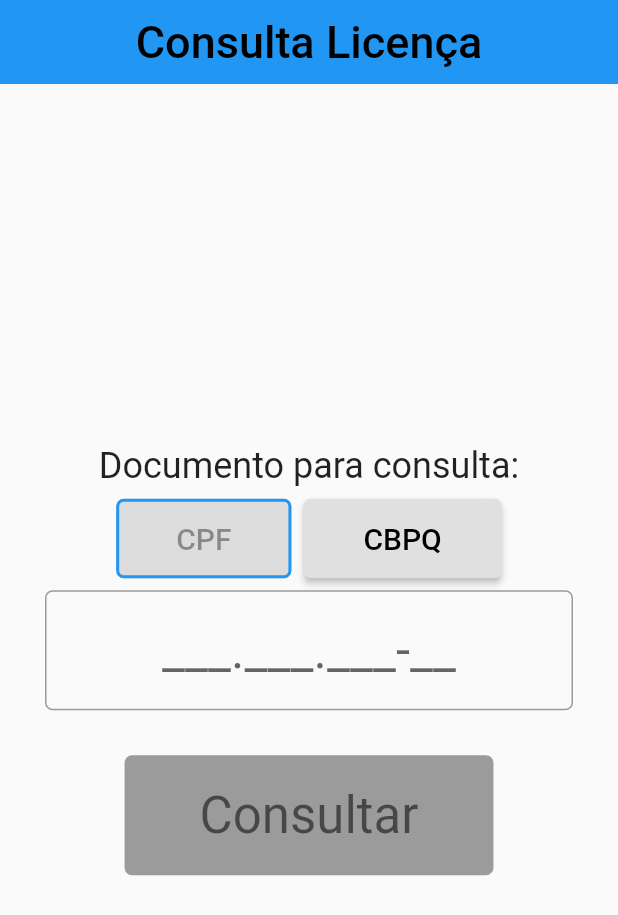
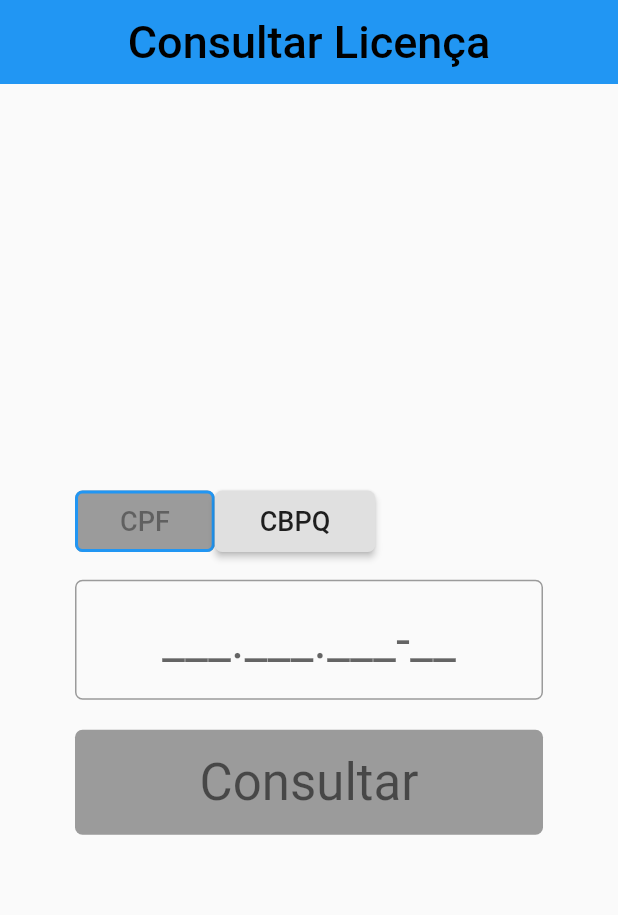
Before and after one commit to epomatti/cbpq-flutter, a Flutter app: the screen it shows after launch, on a phone screen of 412 x 824 dp. Shown: the top 915 px of the screen. Run offline on Flutter 3.47's test engine with Material 2 defaults, Android fonts, the phone set to English and light mode, and no system bars; missing offline and left inert: cpf_cnpj_validator.

Commit message:
alignment

```diff
--- a/lib/screens/consulta_cadastro_form.dart
+++ b/lib/screens/consulta_cadastro_form.dart
@@ -88,11 +88,11 @@ class _ConsultaCadastroState extends State<ConsultaCadastroForm> {
     return RaisedButton(
       child: new Text(
         text,
-        style: TextStyle(fontSize: 20),
+        style: TextStyle(fontSize: 18),
       ),
       padding: EdgeInsets.symmetric(
-        horizontal: 40.0,
-        vertical: 15.0,
+        horizontal: 30.0,
+        vertical: 10.0,
       ),
       shape: new RoundedRectangleBorder(
         borderRadius: new BorderRadius.circular(5.0),
@@ -109,21 +109,16 @@ class _ConsultaCadastroState extends State<ConsultaCadastroForm> {
   }
 
   Widget buildButtonBar() {
-    return Center(
-      child: new ButtonBar(
-        mainAxisSize: MainAxisSize.min,
+    return Row(
       children: <Widget>[
         buildButtonForBar('CPF', DocumentType.cpf, DocumentType.cbpq),
         buildButtonForBar('CBPQ', DocumentType.cbpq, DocumentType.cpf),
       ],
-      ),
     );
   }
 
   Widget buildTextField() {
-    return Padding(
-      padding: EdgeInsets.symmetric(horizontal: 30.0),
-      child: TextField(
+    return TextField(
       style: Theme.of(context).textTheme.display1,
       onChanged: (String text) {
         onChange(text);
@@ -139,7 +134,6 @@ class _ConsultaCadastroState extends State<ConsultaCadastroForm> {
         ),
         errorText: errorMessage != null ? errorMessage : null,
       ),
-      ),
     );
   }
 
@@ -147,8 +141,8 @@ class _ConsultaCadastroState extends State<ConsultaCadastroForm> {
     return RaisedButton(
       onPressed: isButtonDisabled ? null : () => submit(context),
       padding: EdgeInsets.symmetric(
-        horizontal: 50.0,
-        vertical: 20.0,
+        horizontal: 20.0,
+        vertical: 15.0,
       ),
       child: Text(
         'Consultar',
@@ -169,23 +163,26 @@ class _ConsultaCadastroState extends State<ConsultaCadastroForm> {
     } else {
       return Scaffold(
         appBar: DefaultAppBar(
-          titleText: 'Consulta Licença',
+          titleText: 'Consultar Licença',
         ),
         body: Center(
+          child: Padding(
+            padding: EdgeInsets.symmetric(horizontal: 50),
             child: Column(
               mainAxisAlignment: MainAxisAlignment.center,
+              crossAxisAlignment: CrossAxisAlignment.stretch,
               children: <Widget>[
-              Text(
-                'Documento para consulta:',
-                style: TextStyle(fontSize: 24),
+                buildButtonBar(),
+                 SizedBox(
+                  height: 15.0,
                 ),
-              buildButtonBar(),
                 buildTextField(),
                 SizedBox(
-                height: 30.0,
+                  height: 20.0,
                 ),
                 buildSubmitButton(),
               ],
+            ),
           ),
         ),
       );
```
Lines whose indentation alone changed are shown as unchanged.
